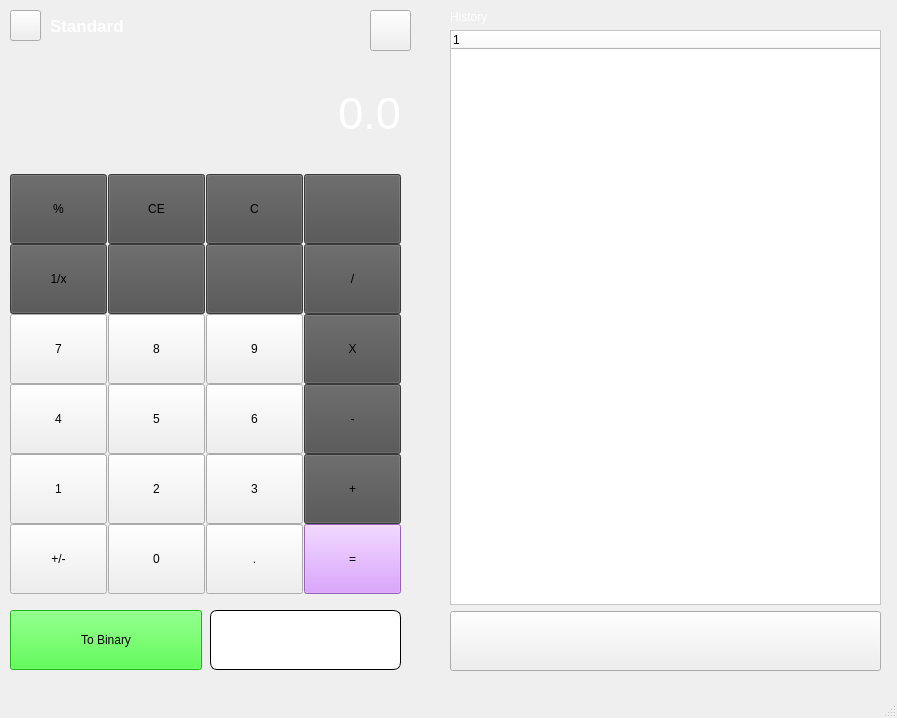
Before: the Qt Designer form mainwindow.ui in RubaIrshaid2/simple-Calculator-using-QT5, drawn with Qt 5.
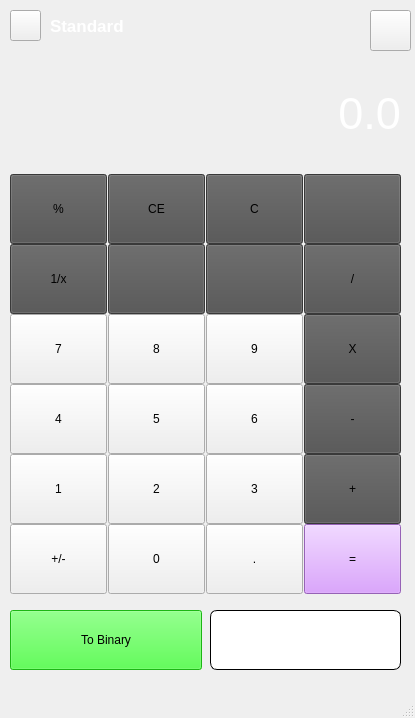
After: the same form once the commit is applied. Icons and pictures are not drawn.

Commit message: clearing history

```diff
--- a/mainwindow.ui
+++ b/mainwindow.ui
@@ -6,7 +6,7 @@
    <rect>
     <x>0</x>
     <y>0</y>
-    <width>897</width>
+    <width>415</width>
     <height>718</height>
    </rect>
   </property>
@@ -18,13 +18,13 @@
   </property>
   <property name="minimumSize">
    <size>
-    <width>422</width>
+    <width>410</width>
     <height>718</height>
    </size>
   </property>
   <property name="maximumSize">
    <size>
-    <width>900</width>
+    <width>1100</width>
     <height>718</height>
    </size>
   </property>
@@ -110,7 +110,7 @@
      <rect>
       <x>450</x>
       <y>10</y>
-      <width>431</width>
+      <width>561</width>
       <height>661</height>
      </rect>
     </property>
```
The commit also changes 2 other files.
